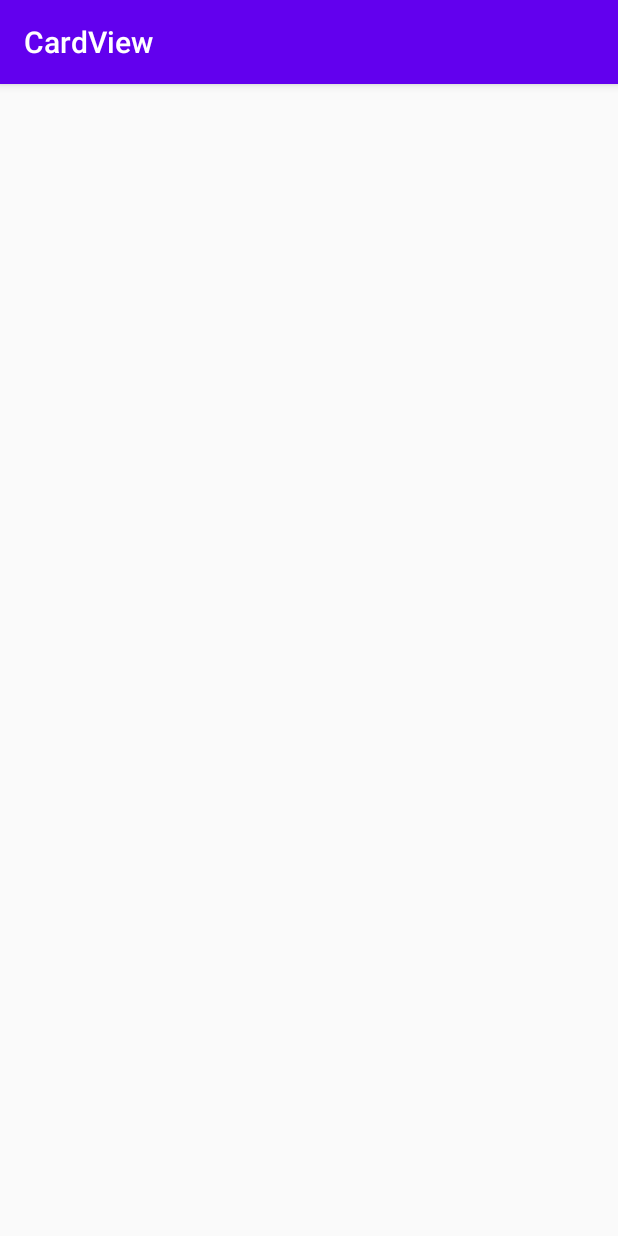
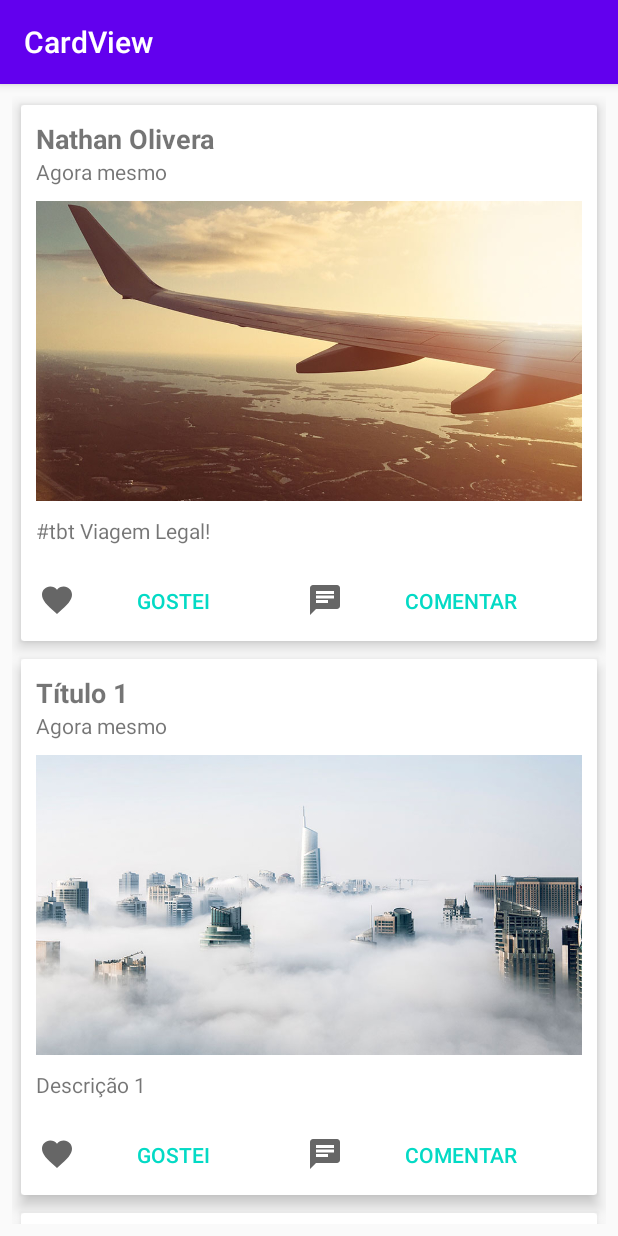
Before and after one commit to nathan-oliveira/Desenvolvimento_Android_Java, an Android app: the screen it shows after launch (MainActivity), on a phone screen of 412 x 824 dp. Run offline under Robolectric (Android 15) with nearby library versions, the light colour scheme and no system bars.

Commit message:
chore: add project CardView

```diff
--- a/CardView/app/src/main/java/com/example/cardview/activity/MainActivity.java
+++ b/CardView/app/src/main/java/com/example/cardview/activity/MainActivity.java
@@ -1,18 +1,27 @@
 package com.example.cardview.activity;
 
 import androidx.appcompat.app.AppCompatActivity;
+import androidx.recyclerview.widget.GridLayoutManager;
 import androidx.recyclerview.widget.LinearLayoutManager;
 import androidx.recyclerview.widget.RecyclerView;
 
+import android.annotation.SuppressLint;
 import android.os.Bundle;
+import android.widget.LinearLayout;
 
 import com.example.cardview.R;
 import com.example.cardview.adapter.PostagemAdapter;
+import com.example.cardview.model.Postagem;
+
+import java.util.ArrayList;
+import java.util.List;
 
 public class MainActivity extends AppCompatActivity {
 
     private RecyclerView recyclerPostagem;
+    private List<Postagem> postagens = new ArrayList<>();
 
+    @SuppressLint("WrongConstant")
     @Override
     protected void onCreate(Bundle savedInstanceState) {
         super.onCreate(savedInstanceState);
@@ -21,11 +30,30 @@ public class MainActivity extends AppCompatActivity {
         recyclerPostagem = findViewById(R.id.recyclerPostagem);
 
         // Define layout
-        RecyclerView.LayoutManager layoutManager = new LinearLayoutManager(this);
+//        RecyclerView.LayoutManager layoutManager = new LinearLayoutManager(this);
+//        LinearLayoutManager layoutManager = new LinearLayoutManager(this);
+//        layoutManager.setOrientation(LinearLayout.HORIZONTAL);
+        RecyclerView.LayoutManager layoutManager = new GridLayoutManager(this, 1);
         recyclerPostagem.setLayoutManager(layoutManager);
 
         // Define adapter
-        PostagemAdapter adapter = new PostagemAdapter();
+        prepararPostagens();
+
+        PostagemAdapter adapter = new PostagemAdapter(postagens);
         recyclerPostagem.setAdapter(adapter);
     }
+
+    public void prepararPostagens() {
+        Postagem p = new Postagem("Nathan Olivera", "#tbt Viagem Legal!", R.drawable.imagem1);
+        this.postagens.add(p);
+
+        p = new Postagem("Título 1", "Descrição 1", R.drawable.imagem2);
+        this.postagens.add(p);
+
+        p = new Postagem("Título 2", "Descrição 2", R.drawable.imagem3);
+        this.postagens.add(p);
+
+        p = new Postagem("Título 3", "Descrição 3", R.drawable.imagem4);
+        this.postagens.add(p);
+    }
 }
--- a/CardView/app/src/main/java/com/example/cardview/adapter/PostagemAdapter.java
+++ b/CardView/app/src/main/java/com/example/cardview/adapter/PostagemAdapter.java
@@ -1,5 +1,6 @@
 package com.example.cardview.adapter;
 
+import android.view.LayoutInflater;
 import android.view.View;
 import android.view.ViewGroup;
 import android.widget.ImageView;
@@ -8,32 +9,50 @@ import android.widget.TextView;
 import androidx.annotation.NonNull;
 import androidx.recyclerview.widget.RecyclerView;
 
+import com.example.cardview.R;
+import com.example.cardview.model.Postagem;
+
+import java.util.List;
+
 public class PostagemAdapter extends RecyclerView.Adapter<PostagemAdapter.MyViewHolder> {
+
+    private List<Postagem> postagens;
+    public PostagemAdapter(List<Postagem> listaPostagens) {
+        this.postagens = listaPostagens;
+    }
 
     @NonNull
     @Override
     public MyViewHolder onCreateViewHolder(@NonNull ViewGroup parent, int viewType) {
-        return null;
+        View itemLista = LayoutInflater.from(parent.getContext())
+            .inflate(R.layout.postagem_detalhe, parent, false);
+
+        return new MyViewHolder(itemLista);
     }
 
     @Override
     public void onBindViewHolder(@NonNull MyViewHolder holder, int position) {
-
+        Postagem postagem = postagens.get(position);
+        holder.textNome.setText(postagem.getNome());
+        holder.textPostagem.setText(postagem.getPostagem());
+        holder.imagePostagem.setImageResource(postagem.getImagem());
     }
 
     @Override
     public int getItemCount() {
-        return 0;
+        return postagens.size();
     }
 
     public class MyViewHolder extends RecyclerView.ViewHolder {
-        private TextView nome;
-        private TextView postagem;
-        private ImageView imagem;
-
+        private TextView textNome;
+        private TextView textPostagem;
+        private ImageView imagePostagem;
 
         public MyViewHolder(@NonNull View itemView) {
             super(itemView);
+            textNome = itemView.findViewById(R.id.textNome);
+            textPostagem = itemView.findViewById(R.id.textPostagem);
+            imagePostagem = itemView.findViewById(R.id.imagePostagem);
         }
     }
 
--- /dev/null
+++ b/CardView/app/src/main/java/com/example/cardview/model/Postagem.java
@@ -0,0 +1,40 @@
+package com.example.cardview.model;
+
+public class Postagem {
+    private String nome;
+    private String postagem;
+    private int imagem;
+
+    public Postagem() {
+    }
+
+    public Postagem(String nome, String postagem, int imagem) {
+        this.nome = nome;
+        this.postagem = postagem;
+        this.imagem = imagem;
+    }
+
+    public String getNome() {
+        return nome;
+    }
+
+    public void setNome(String nome) {
+        this.nome = nome;
+    }
+
+    public String getPostagem() {
+        return postagem;
+    }
+
+    public void setPostagem(String postagem) {
+        this.postagem = postagem;
+    }
+
+    public int getImagem() {
+        return imagem;
+    }
+
+    public void setImagem(int imagem) {
+        this.imagem = imagem;
+    }
+}
--- /dev/null
+++ b/CardView/app/src/main/res/drawable/ic_comentario_cinza_24dp.xml
@@ -0,0 +1,10 @@
+<vector xmlns:android="http://schemas.android.com/apk/res/android"
+    android:width="24dp"
+    android:height="24dp"
+    android:viewportWidth="24"
+    android:viewportHeight="24"
+    android:tint="?attr/colorControlNormal">
+  <path
+      android:fillColor="#e1e1e1"
+      android:pathData="M20,2L4,2c-1.1,0 -1.99,0.9 -1.99,2L2,22l4,-4h14c1.1,0 2,-0.9 2,-2L22,4c0,-1.1 -0.9,-2 -2,-2zM6,9h12v2L6,11L6,9zM14,14L6,14v-2h8v2zM18,8L6,8L6,6h12v2z"/>
+</vector>
--- /dev/null
+++ b/CardView/app/src/main/res/drawable/ic_gostei_cinza_24dp.xml
@@ -0,0 +1,10 @@
+<vector xmlns:android="http://schemas.android.com/apk/res/android"
+    android:width="24dp"
+    android:height="24dp"
+    android:viewportWidth="24"
+    android:viewportHeight="24"
+    android:tint="?attr/colorControlNormal">
+  <path
+      android:fillColor="#e1e1e1"
+      android:pathData="M12,21.35l-1.45,-1.32C5.4,15.36 2,12.28 2,8.5 2,5.42 4.42,3 7.5,3c1.74,0 3.41,0.81 4.5,2.09C13.09,3.81 14.76,3 16.5,3 19.58,3 22,5.42 22,8.5c0,3.78 -3.4,6.86 -8.55,11.54L12,21.35z"/>
+</vector>
--- a/CardView/app/src/main/res/layout/postagem_detalhe.xml
+++ b/CardView/app/src/main/res/layout/postagem_detalhe.xml
@@ -4,7 +4,8 @@
     xmlns:app="http://schemas.android.com/apk/res-auto"
     android:layout_width="match_parent"
     android:layout_height="wrap_content"
-    android:layout_margin="6dp">
+    android:layout_margin="6dp"
+    app:cardElevation="6dp">
 
 
     <LinearLayout
@@ -15,10 +16,11 @@
         <LinearLayout
             android:layout_width="match_parent"
             android:layout_height="match_parent"
-            android:orientation="vertical">
+            android:orientation="vertical"
+            android:padding="10dp">
 
             <TextView
-                android:id="@+id/textView"
+                android:id="@+id/textNome"
                 android:layout_width="match_parent"
                 android:layout_height="wrap_content"
                 android:text="Nathan Oliveira"
@@ -32,16 +34,18 @@
                 android:text="Agora mesmo" />
 
             <ImageView
-                android:id="@+id/imageView"
+                android:id="@+id/imagePostagem"
                 android:layout_width="match_parent"
                 android:layout_height="200dp"
+                android:layout_marginTop="10dp"
                 android:scaleType="centerCrop"
                 app:srcCompat="@drawable/imagem1" />
 
             <TextView
-                android:id="@+id/textView3"
+                android:id="@+id/textPostagem"
                 android:layout_width="match_parent"
                 android:layout_height="wrap_content"
+                android:layout_marginTop="10dp"
                 android:text="#tbt viagem legal" />
         </LinearLayout>
 
@@ -52,17 +56,21 @@
 
             <Button
                 android:id="@+id/button"
+                style="?attr/buttonBarButtonStyle"
                 android:layout_width="wrap_content"
                 android:layout_height="wrap_content"
                 android:layout_weight="1"
-                android:text="Button" />
+                android:drawableLeft="@drawable/ic_gostei_cinza_24dp"
+                android:text="Gostei" />
 
             <Button
                 android:id="@+id/button2"
+                style="?attr/buttonBarButtonStyle"
                 android:layout_width="wrap_content"
                 android:layout_height="wrap_content"
                 android:layout_weight="1"
-                android:text="Button" />
+                android:drawableLeft="@drawable/ic_comentario_cinza_24dp"
+                android:text="Comentar" />
         </LinearLayout>
     </LinearLayout>
 
```
